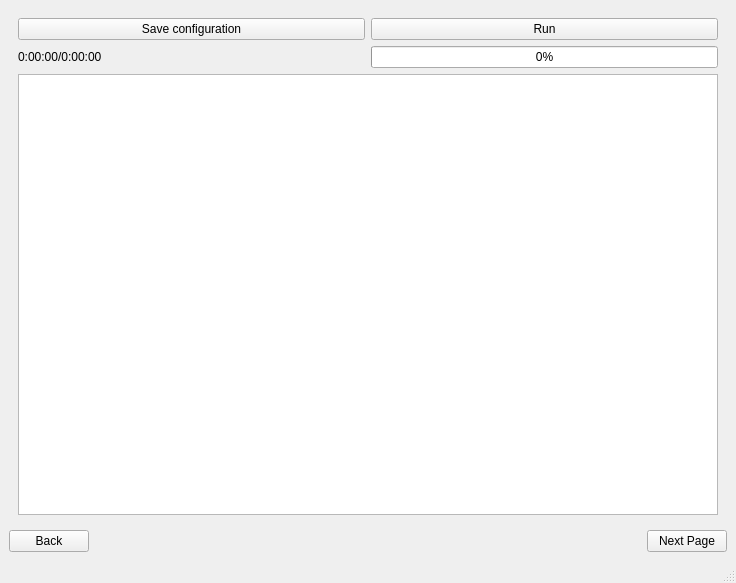
First picture: the form in mainwindow.ui, repository Firyst/GeneticTimetables, before the edit.
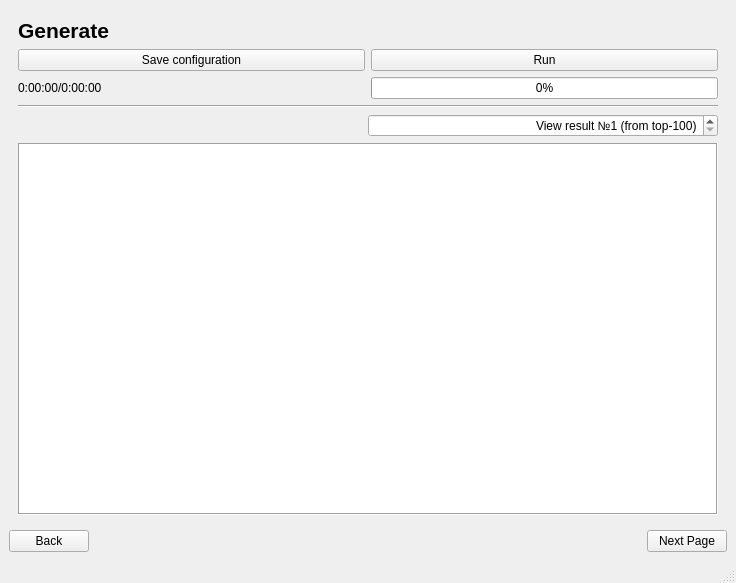
Second picture: the form after the edit. The open tabs and pages were chosen to show the change.

What changed in the file:
```diff
--- a/mainwindow.ui
+++ b/mainwindow.ui
@@ -174,8 +174,27 @@
        <layout class="QVBoxLayout" name="verticalLayout_4">
         <item>
          <layout class="QVBoxLayout" name="verticalLayout_2">
+          <property name="spacing">
+           <number>6</number>
+          </property>
+          <item>
+           <widget class="QLabel" name="label_5">
+            <property name="font">
+             <font>
+              <pointsize>16</pointsize>
+              <bold>true</bold>
+             </font>
+            </property>
+            <property name="text">
+             <string>Generate</string>
+            </property>
+           </widget>
+          </item>
           <item>
            <layout class="QHBoxLayout" name="horizontalLayout_2">
+            <property name="spacing">
+             <number>6</number>
+            </property>
             <item>
              <widget class="QPushButton" name="saveConfigurationButton">
               <property name="text">
@@ -223,7 +242,66 @@
            </layout>
           </item>
           <item>
-           <widget class="QTableView" name="outputTable"/>
+           <widget class="Line" name="line">
+            <property name="orientation">
+             <enum>Qt::Horizontal</enum>
+            </property>
+           </widget>
+          </item>
+          <item>
+           <layout class="QHBoxLayout" name="horizontalLayout_4" stretch="1,1">
+            <property name="spacing">
+             <number>6</number>
+            </property>
+            <item>
+             <spacer name="horizontalSpacer_4">
+              <property name="orientation">
+               <enum>Qt::Horizontal</enum>
+              </property>
+              <property name="sizeHint" stdset="0">
+               <size>
+                <width>40</width>
+                <height>20</height>
+               </size>
+              </property>
+             </spacer>
+            </item>
+            <item>
+             <widget class="QSpinBox" name="resultSelector">
+              <property name="alignment">
+               <set>Qt::AlignRight|Qt::AlignTrailing|Qt::AlignVCenter</set>
+              </property>
+              <property name="buttonSymbols">
+               <enum>QAbstractSpinBox::UpDownArrows</enum>
+              </property>
+              <property name="correctionMode">
+               <enum>QAbstractSpinBox::CorrectToNearestValue</enum>
+              </property>
+              <property name="suffix">
+               <string> (from top-100)</string>
+              </property>
+              <property name="prefix">
+               <string>View result №</string>
+              </property>
+              <property name="minimum">
+               <number>1</number>
+              </property>
+              <property name="maximum">
+               <number>100</number>
+              </property>
+             </widget>
+            </item>
+           </layout>
+          </item>
+          <item>
+           <widget class="QTableView" name="outputTable">
+            <property name="frameShape">
+             <enum>QFrame::Box</enum>
+            </property>
+            <property name="frameShadow">
+             <enum>QFrame::Sunken</enum>
+            </property>
+           </widget>
           </item>
          </layout>
         </item>
```
